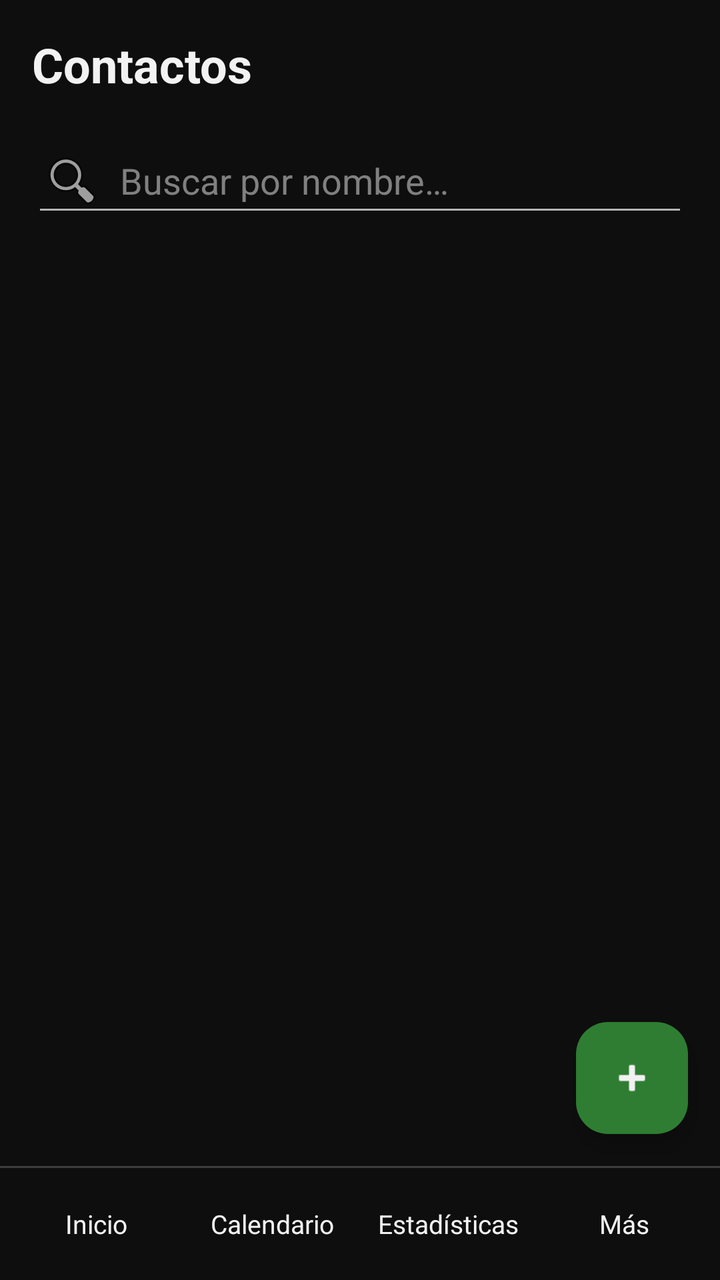
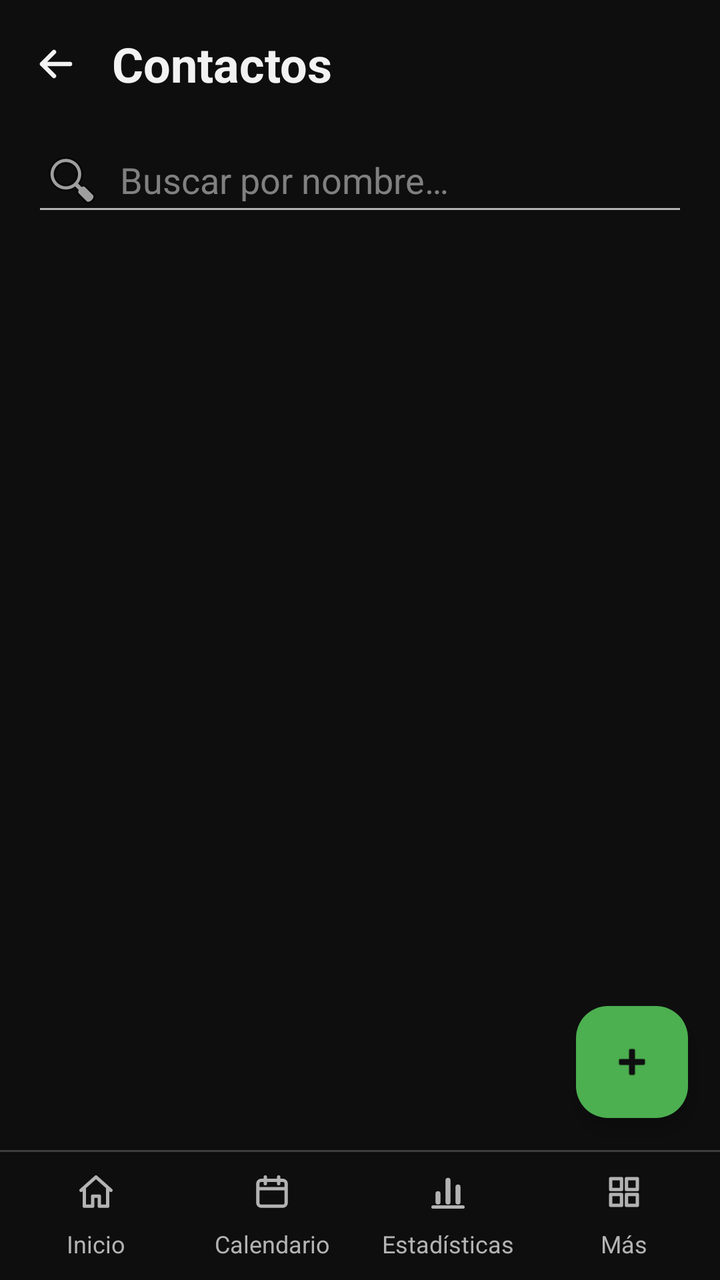

An Android layout rendered at two revisions. The XML below is the earlier revision; the diff shows what the commit changed to produce the second picture.
<!-- AndroidManifest.xml: application theme Theme.AgendaPersonal -->
<!-- res/layout/activity_contactos.xml -->
<?xml version="1.0" encoding="utf-8"?>
<LinearLayout xmlns:android="http://schemas.android.com/apk/res/android"
    xmlns:tools="http://schemas.android.com/tools"
    android:id="@+id/main"
    android:layout_width="match_parent"
    android:layout_height="match_parent"
    android:orientation="vertical"
    tools:context=".vista.ContactosActivity">

    
    <FrameLayout
        android:layout_width="match_parent"
        android:layout_height="0dp"
        android:layout_weight="1">

        <LinearLayout
            android:layout_width="match_parent"
            android:layout_height="match_parent"
            android:orientation="vertical">

            
            <TextView
                android:layout_width="match_parent"
                android:layout_height="wrap_content"
                android:padding="16dp"
                android:text="@string/titulo_contactos"
                android:textSize="24sp"
                android:textStyle="bold" />

            
            <EditText
                android:id="@+id/etBuscar"
                android:layout_width="match_parent"
                android:layout_height="wrap_content"
                android:layout_marginHorizontal="16dp"
                android:drawableStart="@android:drawable/ic_menu_search"
                android:drawablePadding="8dp"
                android:hint="@string/pista_buscar"
                android:importantForAutofill="no"
                android:inputType="textPersonName"
                android:minHeight="48dp" />

            
            <ListView
                android:id="@+id/lvContactos"
                android:layout_width="match_parent"
                android:layout_height="0dp"
                android:layout_weight="1"
                android:paddingBottom="88dp"
                android:clipToPadding="false" />

            
            <TextView
                android:id="@+id/tvVacio"
                android:layout_width="match_parent"
                android:layout_height="0dp"
                android:layout_weight="1"
                android:gravity="center"
                android:padding="16dp"
                android:textSize="16sp"
                android:visibility="gone" />
        </LinearLayout>

        
        <com.google.android.material.floatingactionbutton.FloatingActionButton
            android:id="@+id/fabAgregar"
            android:layout_width="wrap_content"
            android:layout_height="wrap_content"
            android:layout_gravity="bottom|end"
            android:layout_margin="16dp"
            android:contentDescription="@string/btn_agregar_contacto"
            android:src="@android:drawable/ic_input_add" />
    </FrameLayout>

    
    <include layout="@layout/menu_inferior" />
</LinearLayout>
<!-- res/layout/menu_inferior.xml (included above) -->
<?xml version="1.0" encoding="utf-8"?>
<LinearLayout xmlns:android="http://schemas.android.com/apk/res/android"
    android:layout_width="match_parent"
    android:layout_height="wrap_content"
    android:orientation="vertical">

    
    <View
        android:layout_width="match_parent"
        android:layout_height="1dp"
        android:background="@color/menu_linea" />

    
    <LinearLayout
        android:layout_width="match_parent"
        android:layout_height="wrap_content"
        android:orientation="horizontal"
        android:padding="4dp">

        <TextView
            android:id="@+id/menuInicio"
            style="@style/BotonMenu"
            android:text="@string/menu_inicio" />

        <TextView
            android:id="@+id/menuCalendario"
            style="@style/BotonMenu"
            android:text="@string/menu_calendario" />

        <TextView
            android:id="@+id/menuEstadisticas"
            style="@style/BotonMenu"
            android:text="@string/menu_estadisticas" />

        
        <TextView
            android:id="@+id/menuMas"
            style="@style/BotonMenu"
            android:text="@string/menu_mas" />
    </LinearLayout>
</LinearLayout>
<!-- resources referenced by this layout -->
<resources>
  <style name="BotonMenu">
          <item name="android:layout_width">0dp</item>
          <item name="android:layout_height">48dp</item>
          <item name="android:layout_weight">1</item>
          <item name="android:layout_marginHorizontal">2dp</item>
          <item name="android:gravity">center</item>
          <item name="android:maxLines">1</item>
          <item name="android:textSize">13sp</item>
          <item name="android:clickable">true</item>
          <item name="android:focusable">true</item>
          <item name="android:background">?attr/selectableItemBackground</item>
      </style>
  <style name="Base.Theme.AgendaPersonal" parent="Theme.Material3.Dark.NoActionBar">
          
          <item name="colorPrimary">@color/verde</item>
          <item name="colorOnPrimary">@color/texto_sobre_verde</item>
          
          <item name="colorPrimaryContainer">@color/verde_oscuro</item>
          <item name="colorOnPrimaryContainer">@color/texto</item>
          
          <item name="colorSecondary">@color/verde</item>
          <item name="colorOnSecondary">@color/texto_sobre_verde</item>
          <item name="colorSecondaryContainer">@color/verde_oscuro</item>
          <item name="colorOnSecondaryContainer">@color/texto</item>
          <item name="colorTertiary">@color/verde</item>
          <item name="colorOnTertiary">@color/texto_sobre_verde</item>
          
          <item name="colorAccent">@color/verde</item>
  
          
          <item name="android:colorBackground">@color/fondo</item>
          <item name="android:windowBackground">@color/fondo</item>
          <item name="colorOnBackground">@color/texto</item>
          
          <item name="colorSurface">@color/fondo</item>
          <item name="colorOnSurface">@color/texto</item>
          <item name="colorSurfaceVariant">@color/tarjeta</item>
          <item name="colorOnSurfaceVariant">@color/texto_secundario</item>
          <item name="colorSurfaceContainerLowest">@color/fondo</item>
          <item name="colorSurfaceContainerLow">@color/tarjeta</item>
          <item name="colorSurfaceContainer">@color/tarjeta</item>
          <item name="colorSurfaceContainerHigh">@color/tarjeta_alta</item>
          <item name="colorSurfaceContainerHighest">@color/tarjeta_alta</item>
          
          <item name="colorOutline">@color/borde</item>
          <item name="colorOutlineVariant">@color/borde</item>
  
          
          <item name="android:textColorPrimary">@color/texto</item>
          <item name="android:textColorSecondary">@color/texto_secundario</item>
          <item name="android:textColorHint">@color/texto_pista</item>
          
          <item name="android:textColorTertiary">@color/texto</item>
          <item name="android:textColorPrimaryDisableOnly">@color/texto</item>
      </style>
  <!-- unchanged entries left out for length: 19 -->
</resources>

<!-- the commit's change to res/layout/activity_contactos.xml (unified diff, before → after) -->
@@ -19,13 +19,26 @@
             android:orientation="vertical">
 
             
-            <TextView
+            <LinearLayout
                 android:layout_width="match_parent"
                 android:layout_height="wrap_content"
-                android:padding="16dp"
-                android:text="@string/titulo_contactos"
-                android:textSize="24sp"
-                android:textStyle="bold" />
+                android:gravity="center_vertical"
+                android:orientation="horizontal"
+                android:paddingStart="4dp"
+                android:paddingTop="8dp"
+                android:paddingEnd="16dp"
+                android:paddingBottom="8dp">
+
+                <include layout="@layout/boton_volver" />
+
+                <TextView
+                    android:layout_width="0dp"
+                    android:layout_height="wrap_content"
+                    android:layout_weight="1"
+                    android:text="@string/titulo_contactos"
+                    android:textSize="24sp"
+                    android:textStyle="bold" />
+            </LinearLayout>
 
             
             <EditText
@@ -75,6 +88,16 @@
     
     <include layout="@layout/menu_inferior" />
 </LinearLayout>
+<!-- res/layout/boton_volver.xml (included above) -->
+<?xml version="1.0" encoding="utf-8"?>
+<ImageButton xmlns:android="http://schemas.android.com/apk/res/android"
+    android:id="@+id/btnVolver"
+    android:layout_width="48dp"
+    android:layout_height="48dp"
+    android:layout_marginEnd="4dp"
+    android:background="?attr/selectableItemBackgroundBorderless"
+    android:contentDescription="@string/volver"
+    android:src="@drawable/ic_flecha_atras" />
 <!-- res/layout/menu_inferior.xml (included above) -->
 <?xml version="1.0" encoding="utf-8"?>
 <LinearLayout xmlns:android="http://schemas.android.com/apk/res/android"
@@ -98,22 +121,26 @@
         <TextView
             android:id="@+id/menuInicio"
             style="@style/BotonMenu"
+            android:drawableTop="@drawable/ic_casa"
             android:text="@string/menu_inicio" />
 
         <TextView
             android:id="@+id/menuCalendario"
             style="@style/BotonMenu"
+            android:drawableTop="@drawable/ic_calendario"
             android:text="@string/menu_calendario" />
 
         <TextView
             android:id="@+id/menuEstadisticas"
             style="@style/BotonMenu"
+            android:drawableTop="@drawable/ic_grafico"
             android:text="@string/menu_estadisticas" />
 
         
         <TextView
             android:id="@+id/menuMas"
             style="@style/BotonMenu"
+            android:drawableTop="@drawable/ic_cuadricula"
             android:text="@string/menu_mas" />
     </LinearLayout>
 </LinearLayout>
<!-- resource entries referenced after the edit -->
@@ -1,13 +1,110 @@
 <!-- resources referenced by this layout -->
 <resources>
+  <!-- drawable ic_calendario (drawable) -->
+  <?xml version="1.0" encoding="utf-8"?>
+  <vector xmlns:android="http://schemas.android.com/apk/res/android"
+      android:width="20dp"
+      android:height="20dp"
+      android:viewportWidth="24"
+      android:viewportHeight="24">
+  
+      
+      <path
+          android:pathData="M5.5,5 L18.5,5 a2,2 0 0,1 2,2 L20.5,18.5 a2,2 0 0,1 -2,2 L5.5,20.5 a2,2 0 0,1 -2,-2 L3.5,7 a2,2 0 0,1 2,-2 Z"
+          android:strokeWidth="2"
+          android:strokeColor="@color/verde" />
+      
+      <path
+          android:pathData="M3.5,10 L20.5,10"
+          android:strokeWidth="2"
+          android:strokeColor="@color/verde" />
+      
+      <path
+          android:pathData="M8,3 L8,7 M16,3 L16,7"
+          android:strokeLineCap="round"
+          android:strokeWidth="2"
+          android:strokeColor="@color/verde" />
+  </vector>
+  <!-- drawable ic_casa (drawable) -->
+  <?xml version="1.0" encoding="utf-8"?>
+  <vector xmlns:android="http://schemas.android.com/apk/res/android"
+      android:width="20dp"
+      android:height="20dp"
+      android:viewportWidth="24"
+      android:viewportHeight="24">
+  
+      
+      <path
+          android:pathData="M3,11 L12,3 L21,11 M5,9.5 L5,20.5 L10,20.5 L10,14.5 L14,14.5 L14,20.5 L19,20.5 L19,9.5"
+          android:strokeLineCap="round"
+          android:strokeLineJoin="round"
+          android:strokeWidth="2"
+          android:strokeColor="@color/verde" />
+  </vector>
+  <!-- drawable ic_cuadricula (drawable) -->
+  <?xml version="1.0" encoding="utf-8"?>
+  <vector xmlns:android="http://schemas.android.com/apk/res/android"
+      android:width="20dp"
+      android:height="20dp"
+      android:viewportWidth="24"
+      android:viewportHeight="24">
+  
+      <path
+          android:pathData="M4,4 h6.5 v6.5 h-6.5 z M13.5,4 h6.5 v6.5 h-6.5 z M4,13.5 h6.5 v6.5 h-6.5 z M13.5,13.5 h6.5 v6.5 h-6.5 z"
+          android:strokeLineJoin="round"
+          android:strokeWidth="2"
+          android:strokeColor="@color/verde" />
+  </vector>
+  <!-- drawable ic_flecha_atras (drawable) -->
+  <?xml version="1.0" encoding="utf-8"?>
+  <vector xmlns:android="http://schemas.android.com/apk/res/android"
+      android:width="24dp"
+      android:height="24dp"
+      android:viewportWidth="24"
+      android:viewportHeight="24">
+  
+      
+      <path
+          android:pathData="M19,12 L5,12 M11,6 L5,12 L11,18"
+          android:strokeLineCap="round"
+          android:strokeLineJoin="round"
+          android:strokeWidth="2.2"
+          android:strokeColor="@color/texto" />
+  </vector>
+  <!-- drawable ic_grafico (drawable) -->
+  <?xml version="1.0" encoding="utf-8"?>
+  <vector xmlns:android="http://schemas.android.com/apk/res/android"
+      android:width="20dp"
+      android:height="20dp"
+      android:viewportWidth="24"
+      android:viewportHeight="24">
+  
+      
+      <path
+          android:pathData="M6,18 L6,13 M12,18 L12,5 M18,18 L18,9"
+          android:strokeLineCap="round"
+          android:strokeWidth="3"
+          android:strokeColor="@color/verde" />
+      
+      <path
+          android:pathData="M3,21 L21,21"
+          android:strokeLineCap="round"
+          android:strokeWidth="2"
+          android:strokeColor="@color/verde" />
+  </vector>
+  <string name="volver">Volver</string>
   <style name="BotonMenu">
           <item name="android:layout_width">0dp</item>
-          <item name="android:layout_height">48dp</item>
+          <item name="android:layout_height">56dp</item>
           <item name="android:layout_weight">1</item>
           <item name="android:layout_marginHorizontal">2dp</item>
           <item name="android:gravity">center</item>
           <item name="android:maxLines">1</item>
-          <item name="android:textSize">13sp</item>
+          <item name="android:paddingTop">6dp</item>
+          <item name="android:drawablePadding">2dp</item>
+          <item name="android:textColor">@color/menu_item</item>
+          <item name="android:drawableTint">@color/menu_item</item>
+          <item name="android:textSize">12sp</item>
           <item name="android:clickable">true</item>
           <item name="android:focusable">true</item>
           <item name="android:background">?attr/selectableItemBackground</item>
@@ -17,8 +114,8 @@
           <item name="colorPrimary">@color/verde</item>
           <item name="colorOnPrimary">@color/texto_sobre_verde</item>
           
-          <item name="colorPrimaryContainer">@color/verde_oscuro</item>
-          <item name="colorOnPrimaryContainer">@color/texto</item>
+          <item name="colorPrimaryContainer">@color/verde</item>
+          <item name="colorOnPrimaryContainer">@color/texto_sobre_verde</item>
           
           <item name="colorSecondary">@color/verde</item>
           <item name="colorOnSecondary">@color/texto_sobre_verde</item>
